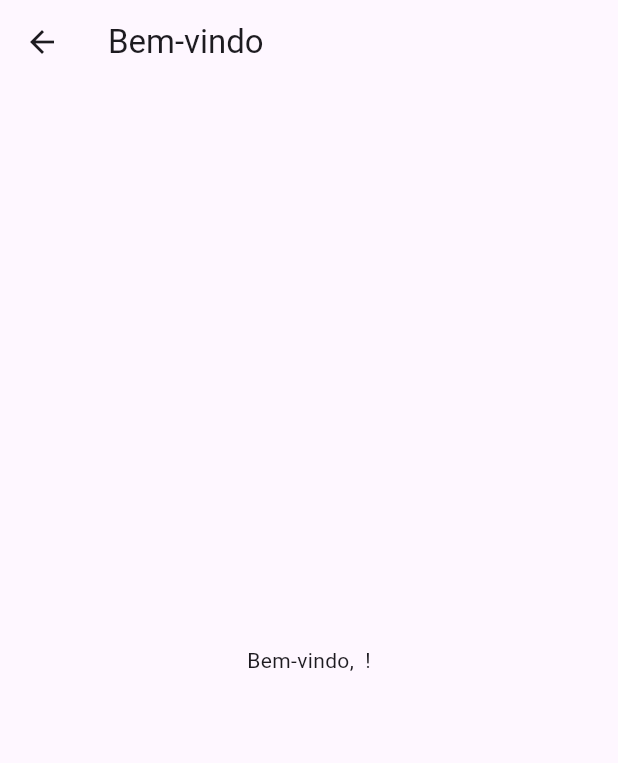
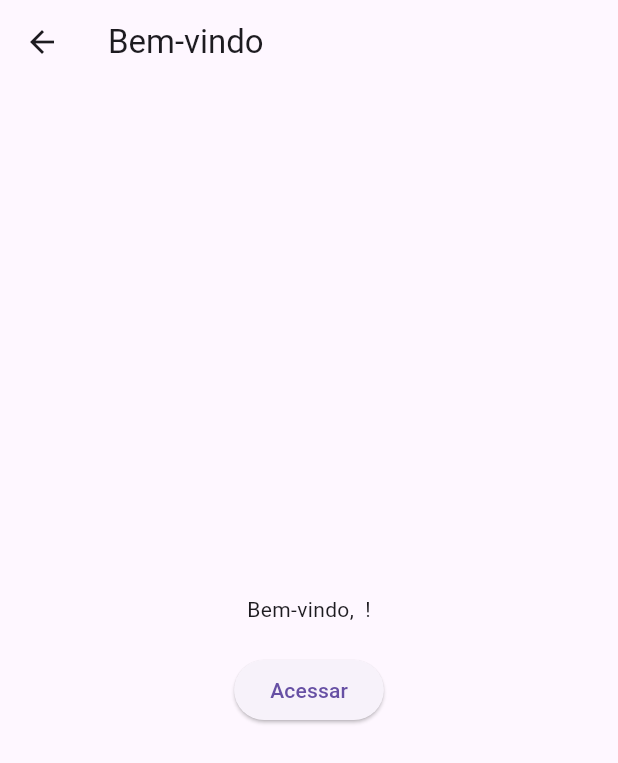
Before and after one commit to GuRodri/FigurasGeometricasFlutter, a Flutter app: the Bemvindo screen opened directly with empty values, on a phone screen of 412 x 824 dp. Shown: the top 763 px of the screen. Run offline on Flutter 3.47's test engine with Material 3 defaults, Android fonts, the phone set to English and light mode, and no system bars; our stand-ins replace fluttertoast.

Commit message:
Inserção funcionalidade de mudança de página

```diff
--- a/flutter_figuras_geometricas/lib/pages/bemvindo_page.dart
+++ b/flutter_figuras_geometricas/lib/pages/bemvindo_page.dart
@@ -1,4 +1,5 @@
 import 'package:flutter/material.dart';
+import 'package:flutter_figuras_geometricas/pages/figurasgeometricas_page.dart';
 
 class Bemvindo extends StatelessWidget {
   final String nome;
@@ -13,7 +14,22 @@ class Bemvindo extends StatelessWidget {
         title: const Text('Bem-vindo'),
       ),
       body: Center(
-        child: Text('Bem-vindo, $nome $sobrenome!'),
+        child: Column(
+          mainAxisAlignment: MainAxisAlignment.center,
+          children: [
+            Text('Bem-vindo, $nome $sobrenome!'),
+            SizedBox(height: 20),
+            ElevatedButton(
+              onPressed: () {
+                Navigator.push(
+                  context,
+                  MaterialPageRoute(builder: (context) => FigurasGeometricasPage()),
+                );
+              },
+              child: const Text('Acessar'),
+            ),
+          ],
+        ),
       ),
     );
   }
```
